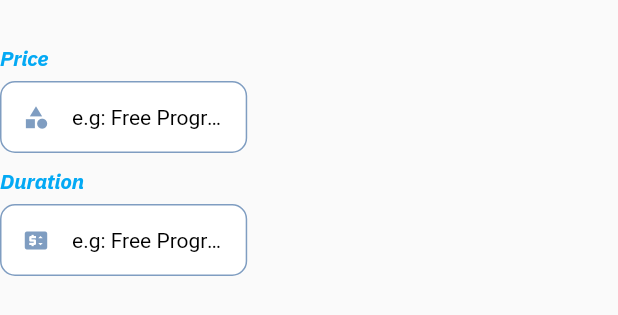
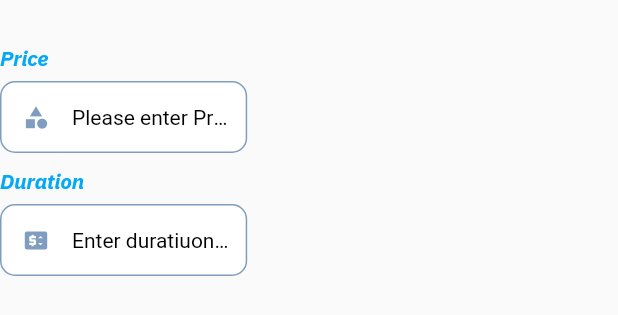
Before and after one commit to Khawar101/eduacation_flutter_web, a Flutter app: the UploadView_3 widget shown alone on an empty page, opened directly, on a phone screen of 412 x 824 dp. Shown: the top 315 px of the screen. Run offline on Flutter 3.47's test engine with Material 2 defaults, Android fonts, the phone set to English and light mode, and no system bars; our stand-ins replace cloud_firestore, firebase_auth, firebase_core, firebase_storage, fl_chart, google_fonts and 9 more; missing offline and left inert: dart:html, email_otp; accounts and stored records are empty.

Commit message:
minary changes

```diff
--- a/lib/ui/dialogs/addAssigment.dart
+++ b/lib/ui/dialogs/addAssigment.dart
@@ -38,12 +38,12 @@ addAssigmentAlert(
                 IconTextField(
                   titleText: "Title",
                   controller: titleCtrl,
-                  hintText: 'e.g: Free Programming Courses',
+                  hintText: 'Enter your title...',
                 ),
                 IconTextField(
                   titleText: "Description",
                   controller: descriptionCtrl,
-                  hintText: 'e.g: Free Programming Courses',
+                  hintText: 'Write a description...',
                 ),
                 const SizedBox(
                   height: 20,
--- a/lib/ui/dialogs/addLecture.dart
+++ b/lib/ui/dialogs/addLecture.dart
@@ -1,5 +1,4 @@
 import 'package:flutter/material.dart';
-
 import '../../services/Model/CoursesModel.dart';
 import '../../services/courses_service.dart';
 import '../views/courses/upload_courses/widgets/dropAddBtn.dart';
@@ -26,7 +25,7 @@ addLectureAlert(
       content: StatefulBuilder(builder: (context, newSetState) {
         return Form(
           key: _formKey,
-          child: Container(
+          child: SizedBox(
             height: 290,
             width: MediaQuery.of(context).size.width * 0.3,
             child: Column(
@@ -35,12 +34,12 @@ addLectureAlert(
                 IconTextField(
                   titleText: "Title",
                   controller: videoTitleCtrl,
-                  hintText: 'e.g: Free Programming Courses',
+                  hintText: 'Enter your title...',
                 ),
                 IconTextField(
                   titleText: "Description",
                   controller: videoDescriptionCtrl,
-                  hintText: 'e.g: Free Programming Courses',
+                  hintText: 'Write a description...',
                 ),
                 const SizedBox(
                   height: 20,
--- a/lib/ui/views/courses/upload_courses/upload_view_3.dart
+++ b/lib/ui/views/courses/upload_courses/upload_view_3.dart
@@ -42,7 +42,7 @@ class UploadView_3 extends StackedView<UploadCoursesViewModel> {
                 color: const Color(0xff4873a6).withOpacity(0.7),
               ),
               width: width / 2.5,
-              hintText: 'e.g: Free Programming Courses',
+              hintText: 'Please enter Price...',
             ),
             verticalSpaceSmall,
             IconTextField(
@@ -56,7 +56,7 @@ class UploadView_3 extends StackedView<UploadCoursesViewModel> {
                 Icons.price_change,
                 color: const Color(0xff4873a6).withOpacity(0.7),
               ),
-              hintText: 'e.g: Free Programming Courses',
+              hintText: 'Enter duratiuon please...',
             ),
           ],
         ),
```
